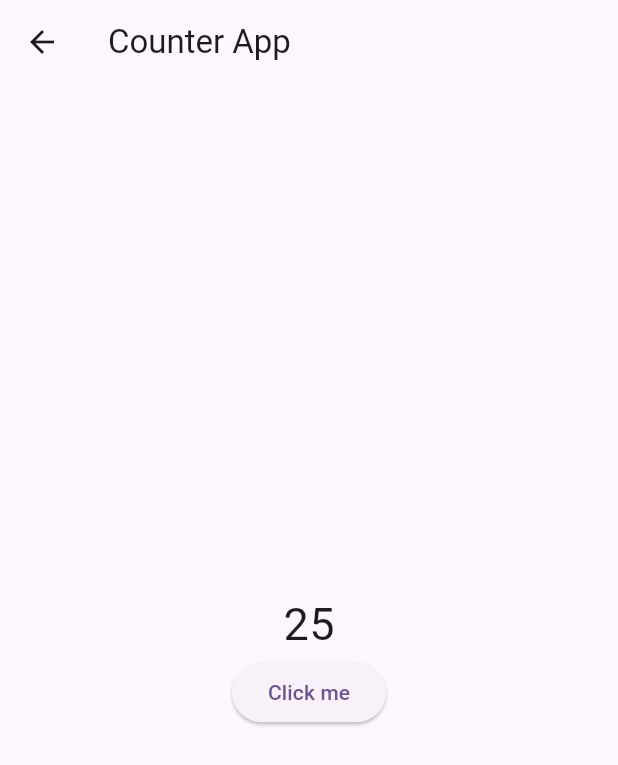
After one commit to RzTutul/flutterclass, a Flutter app: the CounterPage screen opened directly, on a phone screen of 412 x 824 dp. The commit adds this screen. Shown: the top 765 px of the screen. Run offline on Flutter 3.47's test engine with Material 2 defaults, Android fonts, the phone set to English and light mode, and no system bars; our stand-ins replace get, swipe_to; network calls fail.

Commit message:
class 4 state management

```diff
--- /dev/null
+++ b/lib/state_management/counter_page.dart
@@ -0,0 +1,64 @@
+import 'package:firstapp/state_management/my_helper.dart';
+import 'package:flutter/cupertino.dart';
+import 'package:flutter/material.dart';
+
+class CounterPage extends StatefulWidget {
+  const CounterPage({Key? key}) : super(key: key);
+
+  @override
+  State<CounterPage> createState() => _CounterPageState();
+}
+
+class _CounterPageState extends State<CounterPage> {
+  int counter =50;
+
+  @override
+  void initState() {
+    counter = MyHelperClass.getSomeValue();
+    super.initState();
+  }
+  @override
+  void didUpdateWidget(covariant CounterPage oldWidget) {
+    print("didUpdate ${counter}");
+    // TODO: implement didUpdateWidget
+    super.didUpdateWidget(oldWidget);
+  }
+
+  @override
+  void didChangeDependencies() {
+    // TODO: implement didChangeDependencies
+    super.didChangeDependencies();
+  }
+
+  @override
+  void dispose() {
+
+    // TODO: implement dispose
+    super.dispose();
+  }
+
+
+
+  @override
+  Widget build(BuildContext context) {
+    return Scaffold(
+      appBar: AppBar(
+        title: const Text("Counter App"),
+      ),
+      body: Center(
+        child: Column(
+          mainAxisAlignment: MainAxisAlignment.center,
+          children: [
+            Text("$counter",style: const TextStyle(fontSize: 30),),
+
+            ElevatedButton(onPressed: (){
+              setState(() {
+                counter++;
+              });
+            }, child: const Text("Click me"))
+          ],
+        ),
+      ),
+    );
+  }
+}
--- /dev/null
+++ b/lib/state_management/my_helper.dart
@@ -0,0 +1,7 @@
+class MyHelperClass
+{
+  static int getSomeValue()
+  {
+    return 25;
+   }
+}
--- a/pubspec.yaml
+++ b/pubspec.yaml
@@ -36,6 +36,8 @@ dependencies:
   # Use with the CupertinoIcons class for iOS style icons.
   cupertino_icons: ^1.0.2
   swipe_to: ^1.0.2
+  get: ^4.6.5
+
 
 dev_dependencies:
   flutter_test:
```
Also changed, not shown: lib/main.dart (+6 -2 lines), lib/state_management/controller/counter_controller.dart (added, +27 -0 lines), lib/state_management/counter_page_with_getx.dart (added, +86 -0 lines), pubspec.lock.
